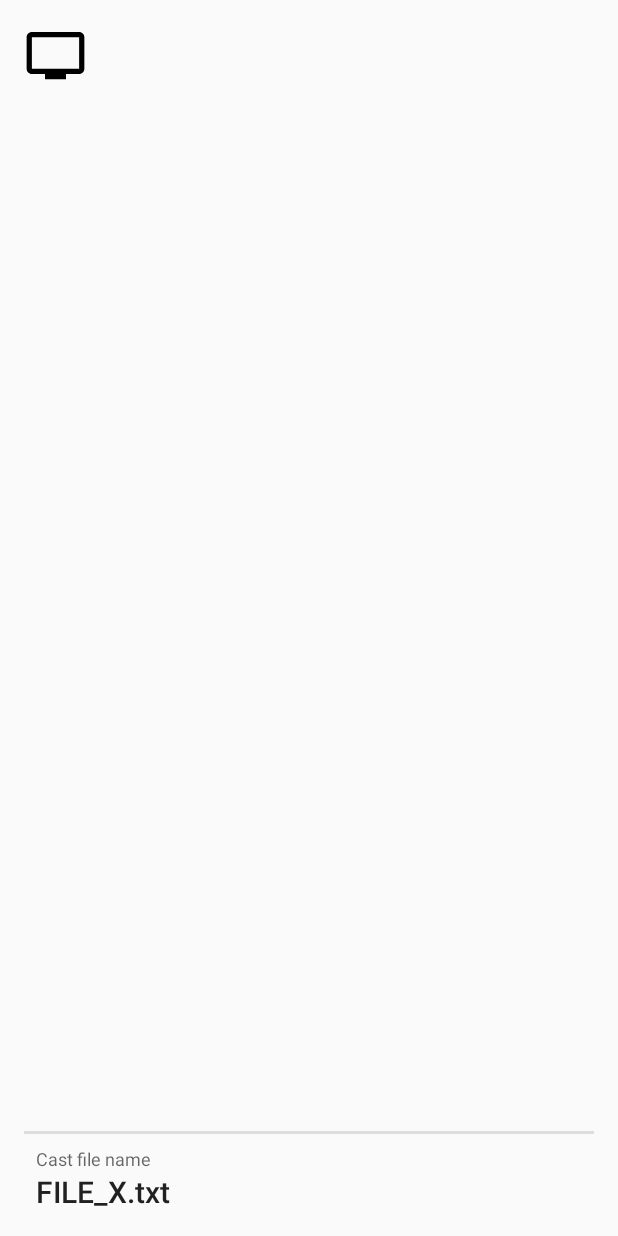
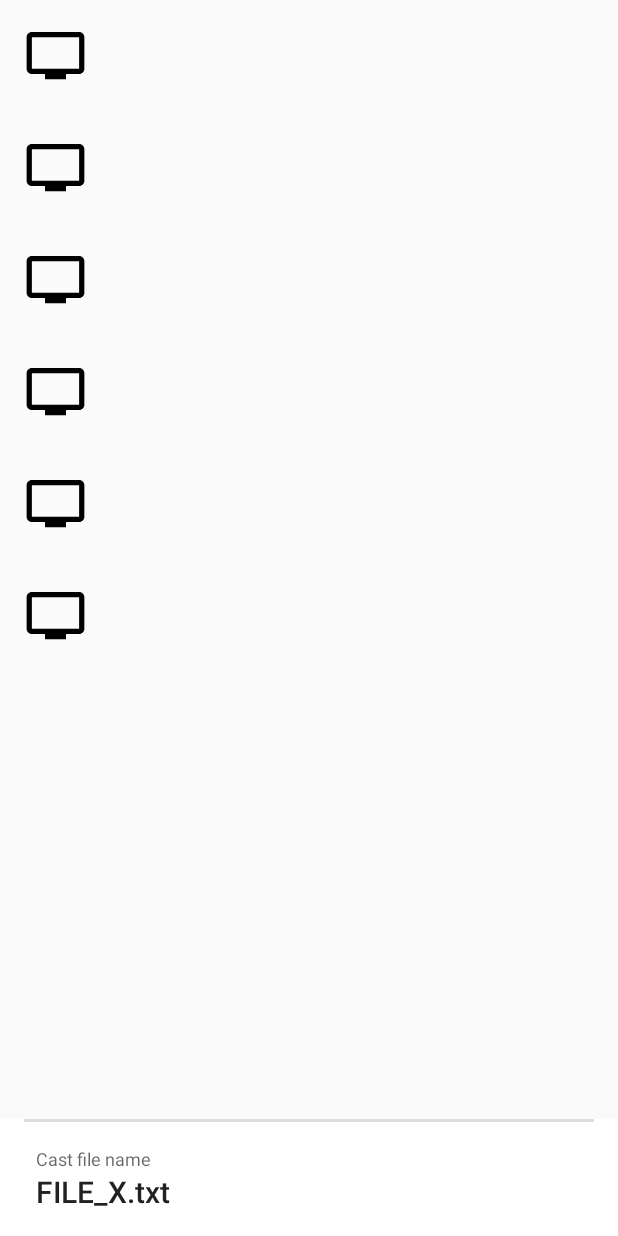
Before and after one commit to umatoma/torrentMediaApp, an Android app: the layout activity_cast_file.xml on its own in the app's theme, with its tools: preview values and no code run, on a phone screen of 412 x 824 dp. Run offline under Robolectric (Android 15) with nearby library versions, the phone set to English and light mode, and no system bars.

Commit message:
Update CastFileActivity and DownloadedFilesActivity UI.

```diff
--- a/androidApp/app/src/main/java/net/umatoma/torrentmediaapp/adapter/MediaRendererDevicesAdapter.java
+++ b/androidApp/app/src/main/java/net/umatoma/torrentmediaapp/adapter/MediaRendererDevicesAdapter.java
@@ -52,6 +52,12 @@ public class MediaRendererDevicesAdapter
         return this.mediaRendererDevices.get(position);
     }
 
+    public MediaRendererDevicesAdapter setItems(List<Device> devices) {
+        this.mediaRendererDevices.clear();
+        this.mediaRendererDevices.addAll(devices);
+        return this;
+    }
+
     public MediaRendererDevicesAdapter addItem(Device device) {
         this.mediaRendererDevices.add(device);
         return this;
--- a/androidApp/app/src/main/res/layout/activity_cast_file.xml
+++ b/androidApp/app/src/main/res/layout/activity_cast_file.xml
@@ -9,19 +9,18 @@
     <android.support.v7.widget.RecyclerView
         android:id="@+id/media_renderer_devices_rv"
         android:layout_width="match_parent"
-        android:layout_height="wrap_content"
-        android:layout_marginTop="8dp"
-        app:layout_constraintTop_toTopOf="parent"
-        tools:itemCount="1"
+        android:layout_height="match_parent"
+        tools:itemCount="8"
         tools:listitem="@layout/media_renderer_device_list_item" />
 
     <android.support.constraint.ConstraintLayout
-        android:id="@+id/constraintLayout"
+        android:id="@+id/cast_file_footer_cl"
         android:layout_width="match_parent"
         android:layout_height="wrap_content"
         android:paddingLeft="16dp"
         android:paddingRight="16dp"
         android:paddingBottom="16dp"
+        android:background="@android:color/background_light"
         app:layout_constraintBottom_toBottomOf="parent">
 
         <View
@@ -36,7 +35,7 @@
             android:layout_width="match_parent"
             android:layout_height="wrap_content"
             android:layout_marginLeft="8dp"
-            android:layout_marginTop="8dp"
+            android:layout_marginTop="16dp"
             android:layout_marginRight="8dp"
             android:text="Cast file name"
             app:layout_constraintTop_toBottomOf="@id/horizontal_line_view" />
--- a/androidApp/app/src/main/res/layout/downloaded_file_list_item.xml
+++ b/androidApp/app/src/main/res/layout/downloaded_file_list_item.xml
@@ -4,6 +4,9 @@
     xmlns:tools="http://schemas.android.com/tools"
     android:layout_width="match_parent"
     android:layout_height="wrap_content"
+    android:clickable="true"
+    android:focusable="true"
+    android:foreground="?android:attr/selectableItemBackground"
     android:padding="8dp">
 
     <TextView
--- a/androidApp/app/src/main/res/layout/media_renderer_device_list_item.xml
+++ b/androidApp/app/src/main/res/layout/media_renderer_device_list_item.xml
@@ -3,11 +3,14 @@
     xmlns:app="http://schemas.android.com/apk/res-auto"
     xmlns:tool="http://schemas.android.com/tools"
     android:layout_width="match_parent"
-    android:layout_height="match_parent"
+    android:layout_height="wrap_content"
+    android:clickable="true"
+    android:focusable="true"
+    android:foreground="?android:attr/selectableItemBackground"
     android:paddingStart="16dp"
-    android:paddingTop="8dp"
+    android:paddingTop="16dp"
     android:paddingEnd="16dp"
-    android:paddingBottom="8dp">
+    android:paddingBottom="16dp">
 
     <TextView
         android:id="@+id/media_renderer_device_friendly_name_tv"
```
Also changed, not shown: androidApp/app/src/main/java/net/umatoma/torrentmediaapp/activity/CastFileActivity.java (+34 -9 lines), androidApp/app/src/main/java/net/umatoma/torrentmediaapp/activity/DownloadedFilesActivity.java (+3 -5 lines).
